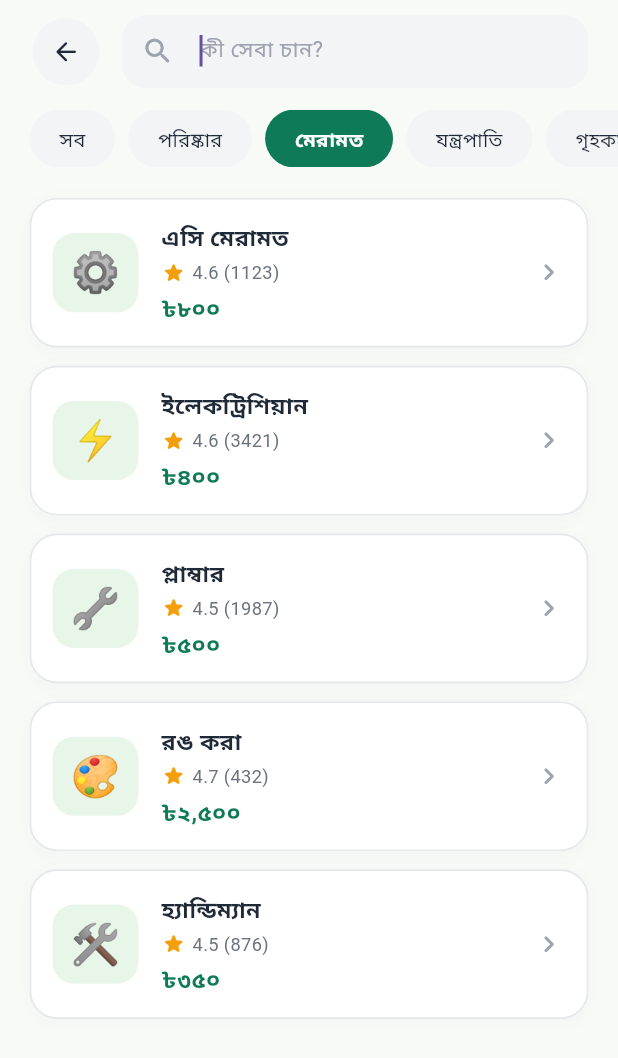
After one commit to sesakilhossen302/C--Service, a Flutter app: the SearchServiceScreen screen opened by its route, after a tap on "মেরামত", on a phone screen of 412 x 824 dp. The commit adds this screen. Shown: the top 1058 px of the screen. Run offline on Flutter 3.47's test engine with Material 3 defaults, Android fonts, the phone set to English and light mode, and no system bars; our stand-ins replace flutter_screenutil, get, pinput.

Commit message:
feat: implement search service screen with filtering functionality and model integration

```diff
--- a/lib/Core/AppRoute/app_route.dart
+++ b/lib/Core/AppRoute/app_route.dart
@@ -1,6 +1,7 @@
 import 'package:get/get.dart';
 import '../../View/Screen/Customer/CustomerHomeScreen/customer_home_screen.dart';
 import '../../View/Screen/Customer/CustomerNavBarScreen/customer_nav_bar_screen.dart';
+import '../../View/Screen/Customer/SearchServiceScreen/search_service_screen.dart';
 import '../../View/Screen/ForgotPasswordScreen/forgot_password_screen.dart';
 import '../../View/Screen/LoginScreen/login_screen.dart';
 import '../../View/Screen/NotificationScreen/notification_screen.dart';
@@ -25,6 +26,7 @@ class AppRoute {
   static const String customerNavBarScreen = '/customer_nav_bar_screen';
   static const String providerNavBarScreen = '/provider_nav_bar_screen';
   static const String notificationScreen = '/notification_screen';
+  static const String searchServiceScreen = '/search_service_screen';
 
   static List<GetPage> getPages = [
     GetPage(name: splashScreen, page: () => const SplashScreen()),
@@ -39,5 +41,6 @@ class AppRoute {
     GetPage(name: customerNavBarScreen, page: () => const CustomerNavBarScreen()),
     GetPage(name: providerNavBarScreen, page: () => const ProviderNavBarScreen()),
     GetPage(name: notificationScreen, page: () => const NotificationScreen()),
+    GetPage(name: searchServiceScreen, page: () => const SearchServiceScreen()),
   ];
 }
--- a/lib/View/Screen/Customer/CustomerHomeScreen/customer_home_screen.dart
+++ b/lib/View/Screen/Customer/CustomerHomeScreen/customer_home_screen.dart
@@ -111,7 +111,9 @@ class CustomerHomeScreen extends StatelessWidget {
               SizedBox(height: 18.h),
 
               // 2. Search Input Bar
-              Container(
+              GestureDetector(
+                onTap: () => Get.toNamed(AppRoute.searchServiceScreen),
+                child: Container(
                   decoration: BoxDecoration(
                     color: Colors.white,
                     borderRadius: BorderRadius.circular(16.r),
@@ -125,6 +127,8 @@ class CustomerHomeScreen extends StatelessWidget {
                     ],
                   ),
                   child: TextField(
+                    readOnly: true,
+                    onTap: () => Get.toNamed(AppRoute.searchServiceScreen),
                     style: TextStyle(fontSize: 14.sp),
                     decoration: InputDecoration(
                       hintText: StaticString.searchHint,
@@ -141,6 +145,7 @@ class CustomerHomeScreen extends StatelessWidget {
                       contentPadding: EdgeInsets.symmetric(
                         horizontal: 16.w,
                         vertical: 14.h,
+                      ),
                     ),
                   ),
                 ),
--- /dev/null
+++ b/lib/View/Screen/Customer/SearchServiceScreen/Controller/search_service_controller.dart
@@ -0,0 +1,71 @@
+import 'package:flutter/material.dart';
+import 'package:get/get.dart';
+import '../Model/search_service_model.dart';
+
+class SearchServiceController extends GetxController {
+  final searchController = TextEditingController();
+
+  final selectedCategory = 'সব'.obs;
+  final categories = ['সব', 'পরিষ্কার', 'মেরামত', 'যন্ত্রপাতি', 'গৃহকর্মী'];
+
+  final allServices = <SearchServiceModel>[
+    SearchServiceModel(id: '1', title: 'হোম ক্লিনিং', category: 'পরিষ্কার', rating: 4.8, reviewCount: 1243, priceText: '৳৮০০', iconEmoji: '🏠'),
+    SearchServiceModel(id: '2', title: 'ডিপ ক্লিনিং', category: 'পরিষ্কার', rating: 4.9, reviewCount: 876, priceText: '৳১,৫০০', iconEmoji: '✨'),
+    SearchServiceModel(id: '3', title: 'বাথরুম পরিষ্কার', category: 'পরিষ্কার', rating: 4.8, reviewCount: 1654, priceText: '৳৪৫০', iconEmoji: '🚿'),
+    SearchServiceModel(id: '4', title: 'রান্নাঘর পরিষ্কার', category: 'পরিষ্কার', rating: 4.7, reviewCount: 987, priceText: '৳৬০০', iconEmoji: '🍳'),
+    SearchServiceModel(id: '5', title: 'সোফা ক্লিনিং', category: 'পরিষ্কার', rating: 4.6, reviewCount: 765, priceText: '৳৮০০', iconEmoji: '🛋️'),
+    SearchServiceModel(id: '6', title: 'কার্পেট ক্লিনিং', category: 'পরিষ্কার', rating: 4.5, reviewCount: 342, priceText: '৳১,০০০', iconEmoji: '🏮'),
+    SearchServiceModel(id: '7', title: 'পর্দা ক্লিনিং', category: 'পরিষ্কার', rating: 4.5, reviewCount: 231, priceText: '৳৭০০', iconEmoji: '🪟'),
+    SearchServiceModel(id: '8', title: 'গদি পরিষ্কার', category: 'পরিষ্কার', rating: 4.6, reviewCount: 412, priceText: '৳৯০০', iconEmoji: '🛏️'),
+    SearchServiceModel(id: '9', title: 'ওয়াটার ট্যাংক', category: 'পরিষ্কার', rating: 4.7, reviewCount: 543, priceText: '৳১,১০০', iconEmoji: '💧'),
+    SearchServiceModel(id: '10', title: 'এসি ক্লিনিং', category: 'যন্ত্রপাতি', rating: 4.7, reviewCount: 2156, priceText: '৳৬০০', iconEmoji: '❄️'),
+    SearchServiceModel(id: '11', title: 'এসি মেরামত', category: 'মেরামত', rating: 4.6, reviewCount: 1123, priceText: '৳৮০০', iconEmoji: '⚙️'),
+    SearchServiceModel(id: '12', title: 'ইলেকট্রিশিয়ান', category: 'মেরামত', rating: 4.6, reviewCount: 3421, priceText: '৳৪০০', iconEmoji: '⚡'),
+    SearchServiceModel(id: '13', title: 'প্লাম্বার', category: 'মেরামত', rating: 4.5, reviewCount: 1987, priceText: '৳৫০০', iconEmoji: '🔧'),
+    SearchServiceModel(id: '14', title: 'রঙ করা', category: 'মেরামত', rating: 4.7, reviewCount: 432, priceText: '৳২,৫০০', iconEmoji: '🎨'),
+    SearchServiceModel(id: '15', title: 'হ্যান্ডিম্যান', category: 'মেরামত', rating: 4.5, reviewCount: 876, priceText: '৳৩৫০', iconEmoji: '🛠️'),
+    SearchServiceModel(id: '16', title: 'পেস্ট কন্ট্রোল', category: 'পরিষ্কার', rating: 4.8, reviewCount: 543, priceText: '৳১,২০০', iconEmoji: '🛡️'),
+    SearchServiceModel(id: '17', title: 'রান্নার লোক', category: 'গৃহকর্মী', rating: 4.7, reviewCount: 234, priceText: '৳১,৫০০', iconEmoji: '👨‍🍳'),
+    SearchServiceModel(id: '18', title: 'গৃহকর্মী', category: 'গৃহকর্মী', rating: 4.6, reviewCount: 456, priceText: '৳১,৮০০', iconEmoji: '🧹'),
+    SearchServiceModel(id: '19', title: 'অফিস ক্লিনিং', category: 'পরিষ্কার', rating: 4.7, reviewCount: 321, priceText: '৳২,০০০', iconEmoji: '🏢'),
+  ];
+
+  final filteredServices = <SearchServiceModel>[].obs;
+  final searchQuery = ''.obs;
+
+  @override
+  void onInit() {
+    super.onInit();
+    filteredServices.assignAll(allServices);
+    searchController.addListener(_onSearchChanged);
+  }
+
+  void _onSearchChanged() {
+    searchQuery.value = searchController.text;
+    filterData();
+  }
+
+  void selectCategory(String cat) {
+    selectedCategory.value = cat;
+    filterData();
+  }
+
+  void filterData() {
+    final query = searchQuery.value.trim().toLowerCase();
+    final category = selectedCategory.value;
+
+    filteredServices.assignAll(
+      allServices.where((item) {
+        final matchesQuery = query.isEmpty || item.title.toLowerCase().contains(query);
+        final matchesCategory = category == 'সব' || item.category == category;
+        return matchesQuery && matchesCategory;
+      }).toList(),
+    );
+  }
+
+  @override
+  void onClose() {
+    searchController.dispose();
+    super.onClose();
+  }
+}
--- /dev/null
+++ b/lib/View/Screen/Customer/SearchServiceScreen/Model/search_service_model.dart
@@ -0,0 +1,19 @@
+class SearchServiceModel {
+  final String id;
+  final String title;
+  final String category;
+  final double rating;
+  final int reviewCount;
+  final String priceText;
+  final String iconEmoji;
+
+  SearchServiceModel({
+    required this.id,
+    required this.title,
+    required this.category,
+    required this.rating,
+    required this.reviewCount,
+    required this.priceText,
+    required this.iconEmoji,
+  });
+}
--- /dev/null
+++ b/lib/View/Screen/Customer/SearchServiceScreen/search_service_screen.dart
@@ -0,0 +1,235 @@
+import 'package:flutter/material.dart';
+import 'package:flutter_screenutil/flutter_screenutil.dart';
+import 'package:get/get.dart';
+import '../../../../Utils/AppColors/app_colors.dart';
+import '../../../Widgegt/CustomBackButton/custom_back_button.dart';
+import 'Controller/search_service_controller.dart';
+
+class SearchServiceScreen extends StatelessWidget {
+  const SearchServiceScreen({super.key});
+
+  @override
+  Widget build(BuildContext context) {
+    final controller = Get.put(SearchServiceController());
+
+    return Scaffold(
+      backgroundColor: const Color(0xFFF8FAF8),
+      body: SafeArea(
+        child: Column(
+          children: [
+            SizedBox(height: 10.h),
+
+            // Top Header: Back Button & Search Input Bar
+            Padding(
+              padding: EdgeInsets.symmetric(horizontal: 18.w),
+              child: Row(
+                children: [
+                  const CustomBackButton(),
+                  SizedBox(width: 12.w),
+                  Expanded(
+                    child: Container(
+                      height: 48.h,
+                      decoration: BoxDecoration(
+                        color: const Color(0xFFF3F4F6),
+                        borderRadius: BorderRadius.circular(16.r),
+                      ),
+                      child: TextField(
+                        controller: controller.searchController,
+                        autofocus: true,
+                        style: TextStyle(fontSize: 14.sp),
+                        decoration: InputDecoration(
+                          hintText: 'কী সেবা চান?',
+                          hintStyle: TextStyle(
+                            color: AppColors.textLightGrey,
+                            fontSize: 14.sp,
+                          ),
+                          prefixIcon: Icon(
+                            Icons.search_rounded,
+                            color: AppColors.textLightGrey,
+                            size: 22.sp,
+                          ),
+                          border: InputBorder.none,
+                          contentPadding: EdgeInsets.symmetric(
+                            horizontal: 14.w,
+                            vertical: 12.h,
+                          ),
+                        ),
+                      ),
+                    ),
+                  ),
+                ],
+              ),
+            ),
+
+            SizedBox(height: 14.h),
+
+            // Category Filter Chips Bar
+            SizedBox(
+              height: 38.h,
+              child: ListView.separated(
+                scrollDirection: Axis.horizontal,
+                padding: EdgeInsets.symmetric(horizontal: 18.w),
+                itemCount: controller.categories.length,
+                separatorBuilder: (context, index) => SizedBox(width: 8.w),
+                itemBuilder: (context, index) {
+                  final cat = controller.categories[index];
+                  return Obx(() {
+                    final isSelected = controller.selectedCategory.value == cat;
+                    return GestureDetector(
+                      onTap: () => controller.selectCategory(cat),
+                      child: AnimatedContainer(
+                        duration: const Duration(milliseconds: 200),
+                        padding: EdgeInsets.symmetric(horizontal: 18.w, vertical: 8.h),
+                        decoration: BoxDecoration(
+                          color: isSelected ? AppColors.primaryColor : const Color(0xFFF3F4F6),
+                          borderRadius: BorderRadius.circular(20.r),
+                        ),
+                        child: Center(
+                          child: Text(
+                            cat,
+                            style: TextStyle(
+                              fontSize: 13.sp,
+                              fontWeight: isSelected ? FontWeight.bold : FontWeight.w500,
+                              color: isSelected ? Colors.white : AppColors.textColor,
+                            ),
+                          ),
+                        ),
+                      ),
+                    );
+                  });
+                },
+              ),
+            ),
+
+            SizedBox(height: 14.h),
+
+            // Live Search Results List
+            Expanded(
+              child: Obx(() {
+                if (controller.filteredServices.isEmpty) {
+                  return Center(
+                    child: Column(
+                      mainAxisAlignment: MainAxisAlignment.center,
+                      children: [
+                        Icon(
+                          Icons.search_off_rounded,
+                          size: 48.sp,
+                          color: AppColors.textLightGrey,
+                        ),
+                        SizedBox(height: 12.h),
+                        Text(
+                          'কোনো সেবা পাওয়া যায়নি',
+                          style: TextStyle(
+                            fontSize: 15.sp,
+                            fontWeight: FontWeight.w600,
+                            color: AppColors.textGrey,
+                          ),
+                        ),
+                      ],
+                    ),
+                  );
+                }
+
+                return ListView.separated(
+                  padding: EdgeInsets.symmetric(horizontal: 18.w, vertical: 6.h),
+                  itemCount: controller.filteredServices.length,
+                  separatorBuilder: (context, index) => SizedBox(height: 12.h),
+                  itemBuilder: (context, index) {
+                    final item = controller.filteredServices[index];
+                    return Container(
+                      padding: EdgeInsets.all(14.r),
+                      decoration: BoxDecoration(
+                        color: Colors.white,
+                        borderRadius: BorderRadius.circular(18.r),
+                        border: Border.all(color: AppColors.cardBorder, width: 1.w),
+                        boxShadow: [
+                          BoxShadow(
+                            color: Colors.black.withAlpha(6),
+                            blurRadius: 8.r,
+                            offset: Offset(0, 2.h),
+                          ),
+                        ],
+                      ),
+                      child: Row(
+                        children: [
+                          // Left Emoji Icon Box
+                          Container(
+                            width: 52.w,
+                            height: 52.h,
+                            decoration: BoxDecoration(
+                              color: const Color(0xFFE8F5E9),
+                              borderRadius: BorderRadius.circular(14.r),
+                            ),
+                            child: Center(
+                              child: Text(
+                                item.iconEmoji,
+                                style: TextStyle(fontSize: 26.sp),
+                              ),
+                            ),
+                          ),
+
+                          SizedBox(width: 14.w),
+
+                          // Middle Service Details
+                          Expanded(
+                            child: Column(
+                              crossAxisAlignment: CrossAxisAlignment.start,
+                              children: [
+                                Text(
+                                  item.title,
+                                  style: TextStyle(
+                                    fontSize: 15.sp,
+                                    fontWeight: FontWeight.bold,
+                                    color: AppColors.textColor,
+                                  ),
+                                ),
+                                SizedBox(height: 4.h),
+                                Row(
+                                  children: [
+                                    Icon(
+                                      Icons.star_rounded,
+                                      size: 16.sp,
+                                      color: const Color(0xFFF59E0B),
+                                    ),
+                                    SizedBox(width: 4.w),
+                                    Text(
+                                      '${item.rating} (${item.reviewCount})',
+                                      style: TextStyle(
+                                        fontSize: 12.sp,
+                                        color: AppColors.textGrey,
+                                      ),
+                                    ),
+                                  ],
+                                ),
+                                SizedBox(height: 4.h),
+                                Text(
+                                  item.priceText,
+                                  style: TextStyle(
+                                    fontSize: 15.sp,
+                                    fontWeight: FontWeight.bold,
+                                    color: AppColors.primaryColor,
+                                  ),
+                                ),
+                              ],
+                            ),
+                          ),
+
+                          // Right Chevron Arrow
+                          Icon(
+                            Icons.chevron_right_rounded,
+                            color: AppColors.textLightGrey,
+                            size: 22.sp,
+                          ),
+                        ],
+                      ),
+                    );
+                  },
+                );
+              }),
+            ),
+          ],
+        ),
+      ),
+    );
+  }
+}
```
Lines whose indentation alone changed are shown as unchanged.
